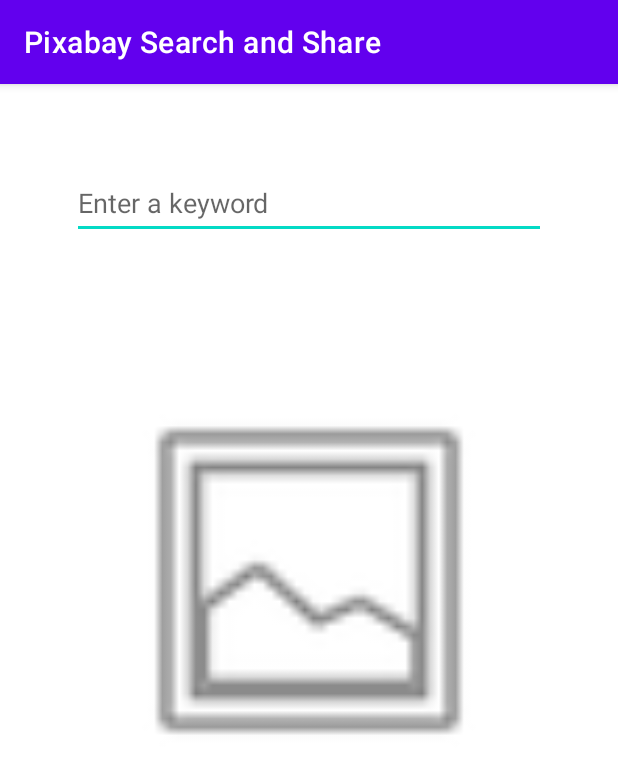
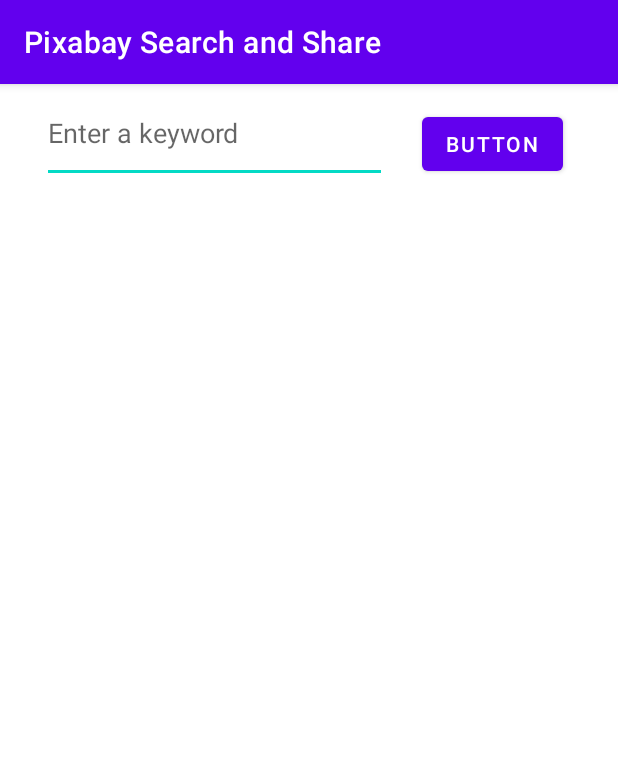
Before and after one commit to katgrose/fa21_group1_project1, an Android app: the PictureSearch screen opened directly, with no data from a screen before it, on a phone screen of 412 x 824 dp. Shown: the top 774 px of the screen. Run offline under Robolectric (Android 15) with nearby library versions, the phone set to English and light mode, and no system bars; our stand-ins replace Volley.

Commit message:
Keyword Search Completed: Keyword functionality added

```diff
--- a/app/src/main/java/com/example/fa21_group1_project1/PictureSearch.java
+++ b/app/src/main/java/com/example/fa21_group1_project1/PictureSearch.java
@@ -5,6 +5,9 @@ import androidx.recyclerview.widget.LinearLayoutManager;
 import androidx.recyclerview.widget.RecyclerView;
 
 import android.os.Bundle;
+import android.view.View;
+import android.widget.Button;
+import android.widget.EditText;
 import android.widget.Toast;
 
 import com.android.volley.Request;
@@ -22,10 +25,12 @@ import java.util.List;
 
 
 public class PictureSearch extends AppCompatActivity {
-
+    Button searchBtn;
+    EditText keywordText;
     private RecyclerView recyclerView;
     private RequestQueue requestQueue;
     private List<ImageItem> mList;
+
 
     @Override
     protected void onCreate(Bundle savedInstanceState) {
@@ -35,16 +40,23 @@ public class PictureSearch extends AppCompatActivity {
         recyclerView = findViewById(R.id.recyclerview);
         recyclerView.setHasFixedSize(true);
         recyclerView.setLayoutManager(new LinearLayoutManager(this));
-
+        searchBtn = findViewById(R.id.searchButton);
+        keywordText = findViewById(R.id.keywordField);
         requestQueue = VolleySingleton.getmInstance(this).getRequestQueue();
 
         mList = new ArrayList<>();
-        fetchData();
+        searchBtn.setOnClickListener(new View.OnClickListener() {
+            @Override
+            public void onClick(View view) {
+                mList.clear();
+                fetchData();
+            }
+        });
     }
 
     private void fetchData() {
 
-        String url = "https://pixabay.com/api/?key=20481069-b7515ab630a25b9504d55e812&q=animal&image_type=photo&pretty=true";
+        String url = "https://pixabay.com/api/?key=20481069-b7515ab630a25b9504d55e812&q=" + keywordText.getText().toString() + "&image_type=photo&pretty=true";
         JsonObjectRequest jsonObjectRequest = new JsonObjectRequest(Request.Method.GET, url, null, new Response.Listener<JSONObject>() {
             @Override
             public void onResponse(JSONObject response) {
--- a/app/src/main/res/layout/activity_picture_search.xml
+++ b/app/src/main/res/layout/activity_picture_search.xml
@@ -6,39 +6,32 @@
     android:layout_height="match_parent"
     tools:context=".PictureSearch">
 
+
     <com.google.android.material.textfield.TextInputEditText
-        android:id="@+id/textInputEditText"
-        android:layout_width="316dp"
-        android:layout_height="48dp"
-        android:layout_marginStart="48dp"
-        android:layout_marginTop="55dp"
-        android:layout_marginEnd="48dp"
-        android:layout_marginBottom="600dp"
+        android:id="@+id/keywordField"
+        android:layout_width="230dp"
+        android:layout_height="66dp"
+        android:layout_marginStart="28dp"
         android:hint="Enter a keyword"
-        app:layout_constraintBottom_toBottomOf="parent"
-        app:layout_constraintEnd_toEndOf="parent"
-        app:layout_constraintHorizontal_bias="1.0"
         app:layout_constraintStart_toStartOf="parent"
-        app:layout_constraintTop_toTopOf="parent"
-        app:layout_constraintVertical_bias="0.0" />
-
-    <ImageView
-        android:id="@+id/imageView2"
-        android:layout_width="268dp"
-        android:layout_height="355dp"
-        android:layout_marginStart="75dp"
-        android:layout_marginTop="50dp"
-        android:layout_marginEnd="75dp"
-        app:layout_constraintEnd_toEndOf="parent"
-        app:layout_constraintStart_toStartOf="parent"
-        app:layout_constraintTop_toBottomOf="@+id/textInputEditText"
-        app:srcCompat="@android:drawable/ic_menu_gallery" />
+        app:layout_constraintTop_toTopOf="parent" />
 
     <androidx.recyclerview.widget.RecyclerView
         android:id="@+id/recyclerview"
         android:layout_width="361dp"
         android:layout_height="1903dp"
-        tools:layout_editor_absoluteX="1dp"
-        tools:layout_editor_absoluteY="1dp" />
+        app:layout_constraintTop_toBottomOf="@+id/keywordField"
+        tools:layout_editor_absoluteX="1dp" />
+
+    <Button
+        android:id="@+id/searchButton"
+        android:layout_width="wrap_content"
+        android:layout_height="wrap_content"
+        android:layout_marginTop="16dp"
+        android:text="Button"
+        app:layout_constraintEnd_toEndOf="parent"
+        app:layout_constraintHorizontal_bias="0.389"
+        app:layout_constraintStart_toEndOf="@+id/keywordField"
+        app:layout_constraintTop_toTopOf="parent" />
 
 </androidx.constraintlayout.widget.ConstraintLayout>
```
